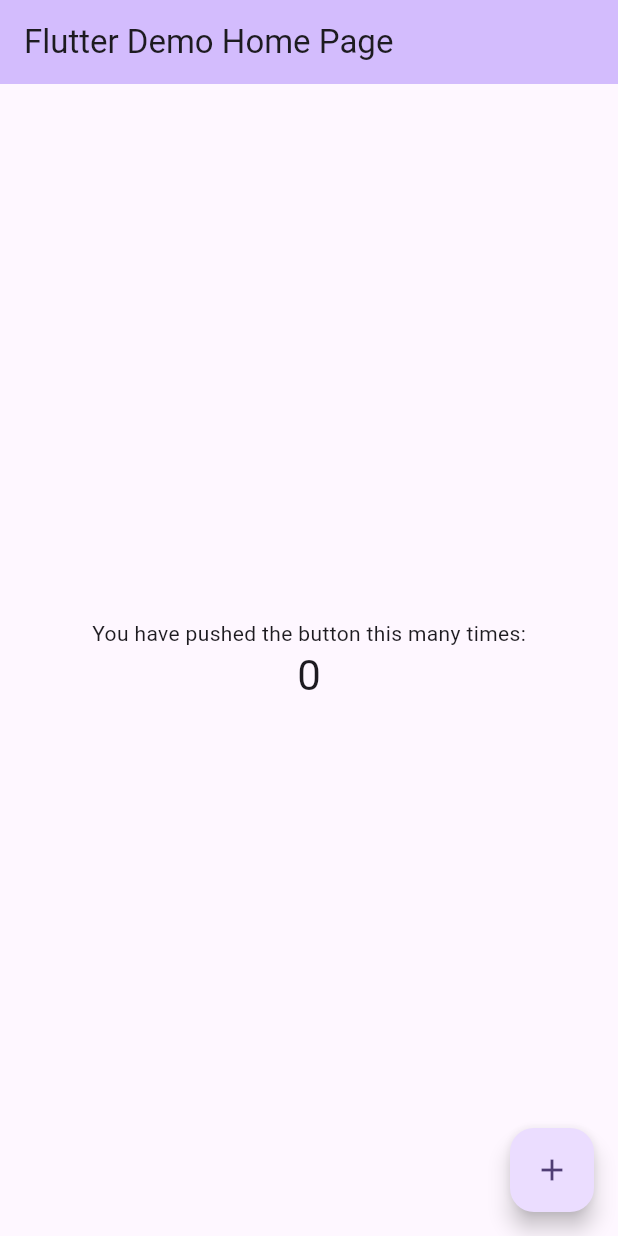
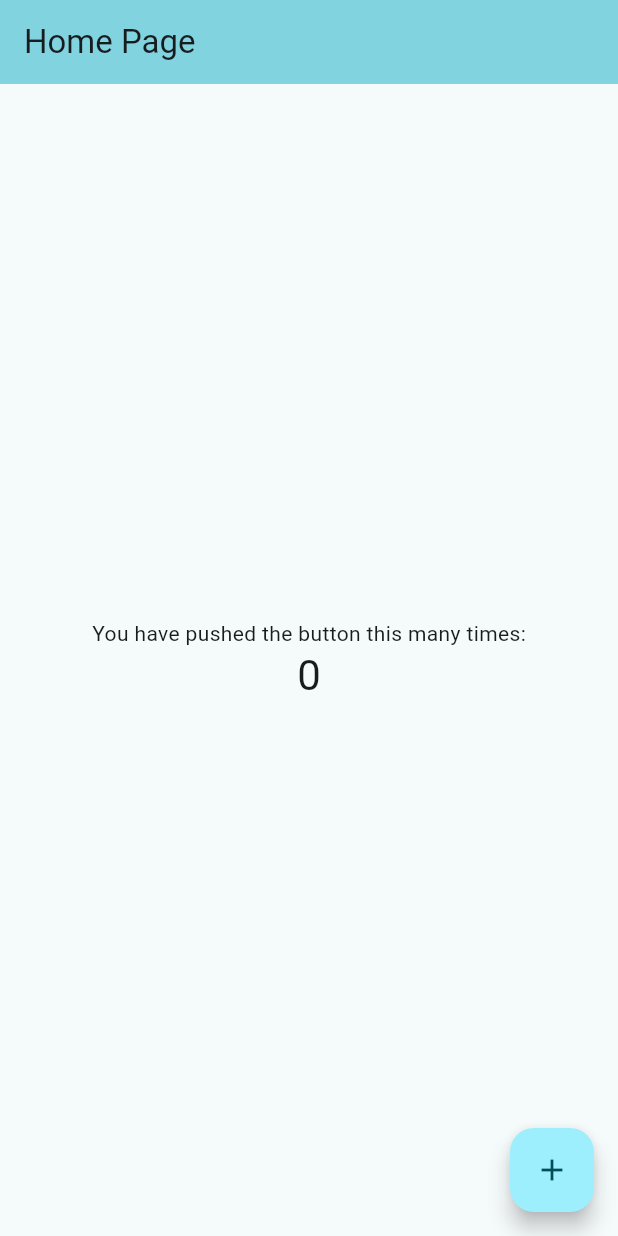
Before and after one commit to kupatahu/penuba, a Flutter app: the screen it shows after launch, on a phone screen of 412 x 824 dp. Run offline on Flutter 3.47's test engine with Material 2 defaults, Android fonts, the phone set to English and light mode, and no system bars; our stand-ins replace flutter_bloc, get_it, injectable.

```diff
--- a/client/mobile/analysis_options.yaml
+++ b/client/mobile/analysis_options.yaml
@@ -1,29 +1,8 @@
-# This file configures the analyzer, which statically analyzes Dart code to
-# check for errors, warnings, and lints.
-#
-# The issues identified by the analyzer are surfaced in the UI of Dart-enabled
-# IDEs (https://dart.dev/tools#ides-and-editors). The analyzer can also be
-# invoked from the command line by running `flutter analyze`.
-
-# The following line activates a set of recommended lints for Flutter apps,
-# packages, and plugins designed to encourage good coding practices.
+# https://dart.dev/guides/language/analysis-options
 include: package:flutter_lints/flutter.yaml
 
 linter:
-  # The lint rules applied to this project can be customized in the
-  # section below to disable rules from the `package:flutter_lints/flutter.yaml`
-  # included above or to enable additional rules. A list of all available lints
-  # and their documentation is published at
   # https://dart-lang.github.io/linter/lints/index.html.
-  #
-  # Instead of disabling a lint rule for the entire project in the
-  # section below, it can also be suppressed for a single line of code
-  # or a specific dart file by using the `// ignore: name_of_lint` and
-  # `// ignore_for_file: name_of_lint` syntax on the line or in the file
-  # producing the lint.
+
   rules:
-    # avoid_print: false  # Uncomment to disable the `avoid_print` rule
-    # prefer_single_quotes: true  # Uncomment to enable the `prefer_single_quotes` rule
-
-# Additional information about this file can be found at
-# https://dart.dev/guides/language/analysis-options
+    - require_trailing_commas
--- /dev/null
+++ b/client/mobile/lib/app.dart
@@ -0,0 +1,18 @@
+import 'package:flutter/material.dart';
+import 'package:penuba/router.dart';
+
+class App extends StatelessWidget {
+  const App({super.key});
+
+  @override
+  Widget build(BuildContext context) {
+    return MaterialApp(
+      theme: ThemeData(
+        colorScheme: ColorScheme.fromSeed(seedColor: Colors.white),
+        useMaterial3: true,
+      ),
+      initialRoute: AppRouter.initialRoute,
+      onGenerateRoute: AppRouter.onGenerateRoute,
+    );
+  }
+}
--- /dev/null
+++ b/client/mobile/lib/common/di.dart
@@ -0,0 +1,8 @@
+import 'package:injectable/injectable.dart';
+import 'package:penuba/common/di.config.dart';
+import 'package:get_it/get_it.dart';
+
+final get = GetIt.instance;
+
+@injectableInit
+void initDI() => get.init();
--- /dev/null
+++ b/client/mobile/lib/home/counter_cubit.dart
@@ -0,0 +1,9 @@
+import 'package:flutter_bloc/flutter_bloc.dart';
+import 'package:injectable/injectable.dart';
+
+@lazySingleton
+class CounterCubit extends Cubit<int> {
+  CounterCubit() : super(0);
+
+  void increment() => emit(state + 1);
+}
--- /dev/null
+++ b/client/mobile/lib/home/home_page.dart
@@ -0,0 +1,90 @@
+import 'package:flutter/material.dart';
+import 'package:flutter_bloc/flutter_bloc.dart';
+import 'package:penuba/common/di.dart';
+import 'package:penuba/home/counter_cubit.dart';
+
+class HomePage extends StatefulWidget {
+  const HomePage({super.key});
+
+  @override
+  State<HomePage> createState() => _HomePageState();
+}
+
+class _HomePageState extends State<HomePage> {
+  final counterCubit = get<CounterCubit>();
+
+  @override
+  Widget build(BuildContext context) {
+    return Scaffold(
+      appBar: const HomeAppBar(),
+      body: const HomeBody(),
+      floatingActionButton: HomeFab(
+        onPressed: counterCubit.increment,
+      ),
+    );
+  }
+}
+
+class HomeAppBar extends StatelessWidget implements PreferredSizeWidget {
+  const HomeAppBar({super.key});
+
+  @override
+  Size get preferredSize => const Size.fromHeight(kToolbarHeight);
+
+  @override
+  AppBar build(BuildContext context) {
+    return AppBar(
+      backgroundColor: Theme.of(context).colorScheme.inversePrimary,
+      title: const Text("Home Page"),
+    );
+  }
+}
+
+class HomeBody extends StatefulWidget {
+  const HomeBody({super.key});
+
+  @override
+  State<HomeBody> createState() => _HomeBodyState();
+}
+
+class _HomeBodyState extends State<HomeBody> {
+  final counterCubit = get<CounterCubit>();
+
+  @override
+  Widget build(BuildContext context) {
+    return Center(
+      child: Column(
+        mainAxisAlignment: MainAxisAlignment.center,
+        children: <Widget>[
+          const Text(
+            'You have pushed the button this many times:',
+          ),
+          BlocBuilder<CounterCubit, int>(
+            bloc: counterCubit,
+            builder: (context, counter) {
+              return Text(
+                '$counter',
+                style: Theme.of(context).textTheme.headlineMedium,
+              );
+            },
+          ),
+        ],
+      ),
+    );
+  }
+}
+
+class HomeFab extends StatelessWidget {
+  const HomeFab({super.key, required this.onPressed});
+
+  final VoidCallback onPressed;
+
+  @override
+  Widget build(BuildContext context) {
+    return FloatingActionButton(
+      onPressed: onPressed,
+      tooltip: 'Increment',
+      child: const Icon(Icons.add),
+    );
+  }
+}
--- /dev/null
+++ b/client/mobile/lib/home/router.dart
@@ -0,0 +1,12 @@
+import 'package:flutter/material.dart';
+import 'package:penuba/home/home_page.dart';
+
+abstract class HomeRouter {
+  static String home = '/home';
+
+  static Map<String, RouteFactory> routes = {
+    home: (settings) => MaterialPageRoute(
+          builder: (context) => const HomePage(),
+        )
+  };
+}
--- a/client/mobile/lib/main.dart
+++ b/client/mobile/lib/main.dart
@@ -1,125 +1,8 @@
 import 'package:flutter/material.dart';
+import 'package:penuba/app.dart';
+import 'package:penuba/common/di.dart';
 
 void main() {
-  runApp(const MyApp());
+  initDI();
+  runApp(const App());
 }
-
-class MyApp extends StatelessWidget {
-  const MyApp({super.key});
-
-  // This widget is the root of your application.
-  @override
-  Widget build(BuildContext context) {
-    return MaterialApp(
-      title: 'Flutter Demo',
-      theme: ThemeData(
-        // This is the theme of your application.
-        //
-        // TRY THIS: Try running your application with "flutter run". You'll see
-        // the application has a blue toolbar. Then, without quitting the app,
-        // try changing the seedColor in the colorScheme below to Colors.green
-        // and then invoke "hot reload" (save your changes or press the "hot
-        // reload" button in a Flutter-supported IDE, or press "r" if you used
-        // the command line to start the app).
-        //
-        // Notice that the counter didn't reset back to zero; the application
-        // state is not lost during the reload. To reset the state, use hot
-        // restart instead.
-        //
-        // This works for code too, not just values: Most code changes can be
-        // tested with just a hot reload.
-        colorScheme: ColorScheme.fromSeed(seedColor: Colors.deepPurple),
-        useMaterial3: true,
-      ),
-      home: const MyHomePage(title: 'Flutter Demo Home Page'),
-    );
-  }
-}
-
-class MyHomePage extends StatefulWidget {
-  const MyHomePage({super.key, required this.title});
-
-  // This widget is the home page of your application. It is stateful, meaning
-  // that it has a State object (defined below) that contains fields that affect
-  // how it looks.
-
-  // This class is the configuration for the state. It holds the values (in this
-  // case the title) provided by the parent (in this case the App widget) and
-  // used by the build method of the State. Fields in a Widget subclass are
-  // always marked "final".
-
-  final String title;
-
-  @override
-  State<MyHomePage> createState() => _MyHomePageState();
-}
-
-class _MyHomePageState extends State<MyHomePage> {
-  int _counter = 0;
-
-  void _incrementCounter() {
-    setState(() {
-      // This call to setState tells the Flutter framework that something has
-      // changed in this State, which causes it to rerun the build method below
-      // so that the display can reflect the updated values. If we changed
-      // _counter without calling setState(), then the build method would not be
-      // called again, and so nothing would appear to happen.
-      _counter++;
-    });
-  }
-
-  @override
-  Widget build(BuildContext context) {
-    // This method is rerun every time setState is called, for instance as done
-    // by the _incrementCounter method above.
-    //
-    // The Flutter framework has been optimized to make rerunning build methods
-    // fast, so that you can just rebuild anything that needs updating rather
-    // than having to individually change instances of widgets.
-    return Scaffold(
-      appBar: AppBar(
-        // TRY THIS: Try changing the color here to a specific color (to
-        // Colors.amber, perhaps?) and trigger a hot reload to see the AppBar
-        // change color while the other colors stay the same.
-        backgroundColor: Theme.of(context).colorScheme.inversePrimary,
-        // Here we take the value from the MyHomePage object that was created by
-        // the App.build method, and use it to set our appbar title.
-        title: Text(widget.title),
-      ),
-      body: Center(
-        // Center is a layout widget. It takes a single child and positions it
-        // in the middle of the parent.
-        child: Column(
-          // Column is also a layout widget. It takes a list of children and
-          // arranges them vertically. By default, it sizes itself to fit its
-          // children horizontally, and tries to be as tall as its parent.
-          //
-          // Column has various properties to control how it sizes itself and
-          // how it positions its children. Here we use mainAxisAlignment to
-          // center the children vertically; the main axis here is the vertical
-          // axis because Columns are vertical (the cross axis would be
-          // horizontal).
-          //
-          // TRY THIS: Invoke "debug painting" (choose the "Toggle Debug Paint"
-          // action in the IDE, or press "p" in the console), to see the
-          // wireframe for each widget.
-          mainAxisAlignment: MainAxisAlignment.center,
-          children: <Widget>[
-            const Text(
-              'You have pushed the button this many times:',
-            ),
-            Text(
-              '$_counter',
-              style: Theme.of(context).textTheme.headlineMedium,
-            ),
-          ],
-        ),
-      ),
-      floatingActionButton: FloatingActionButton(
-        onPressed: _incrementCounter,
-        tooltip: 'Increment',
-        child: const Icon(Icons.add),
-      ), // This trailing comma makes auto-formatting nicer for build methods.
-    );
-  }
-}
--- /dev/null
+++ b/client/mobile/lib/router.dart
@@ -0,0 +1,20 @@
+import 'package:flutter/material.dart';
+import 'package:penuba/home/router.dart';
+
+abstract class AppRouter {
+  static final initialRoute = HomeRouter.home;
+
+  static final _routes = {
+    ...HomeRouter.routes
+  };
+
+  static RouteFactory onGenerateRoute = (settings) {
+    final routeFactory = _routes[settings.name];
+
+    if (routeFactory == null) {
+      return null;
+    }
+
+    return routeFactory(settings);
+  };
+}
```
Also changed, not shown: client/mobile/pubspec.yaml (+7 -1 lines), client/mobile/lib/common/di.config.dart (added), client/mobile/pubspec.lock, 1 other file.
